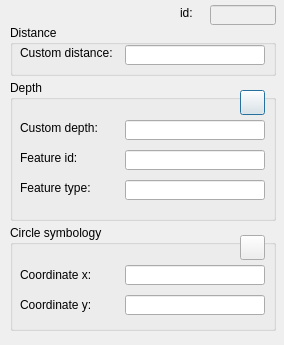
Before: the Qt Designer form ui/dimensions.ui in Giswater/giswater_qgis_plugin, drawn with Qt 5.
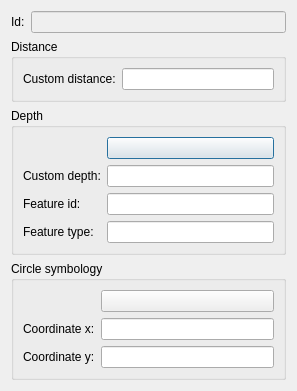
After: the same form once the commit is applied. Icons and pictures are not drawn.

Commit message: Enhancement: make dynamic dimension form

Diff of the .ui file:
```diff
--- a/ui/dimensions.ui
+++ b/ui/dimensions.ui
@@ -9,8 +9,8 @@
    <rect>
     <x>0</x>
     <y>0</y>
-    <width>284</width>
-    <height>345</height>
+    <width>297</width>
+    <height>357</height>
    </rect>
   </property>
   <property name="maximumSize">
@@ -22,249 +22,147 @@
   <property name="windowTitle">
    <string>Dimensioning</string>
   </property>
-  <widget class="QGroupBox" name="groupBox">
-   <property name="geometry">
-    <rect>
-     <x>10</x>
-     <y>80</y>
-     <width>266</width>
-     <height>141</height>
-    </rect>
-   </property>
-   <property name="title">
-    <string>Depth</string>
-   </property>
-   <widget class="QLineEdit" name="depth">
-    <property name="geometry">
-     <rect>
-      <x>115</x>
-      <y>40</y>
-      <width>140</width>
-      <height>20</height>
-     </rect>
-    </property>
-   </widget>
-   <widget class="QLineEdit" name="feature_id">
-    <property name="geometry">
-     <rect>
-      <x>115</x>
-      <y>70</y>
-      <width>140</width>
-      <height>20</height>
-     </rect>
-    </property>
-   </widget>
-   <widget class="QLineEdit" name="feature_type">
-    <property name="geometry">
-     <rect>
-      <x>115</x>
-      <y>100</y>
-      <width>140</width>
-      <height>20</height>
-     </rect>
-    </property>
-   </widget>
-   <widget class="QLabel" name="label_feature_id">
-    <property name="geometry">
-     <rect>
-      <x>10</x>
-      <y>70</y>
-      <width>81</width>
-      <height>16</height>
-     </rect>
-    </property>
-    <property name="text">
-     <string>Feature id:</string>
-    </property>
-   </widget>
-   <widget class="QLabel" name="feature_type_2">
-    <property name="geometry">
-     <rect>
-      <x>10</x>
-      <y>100</y>
-      <width>96</width>
-      <height>16</height>
-     </rect>
-    </property>
-    <property name="text">
-     <string>Feature type:</string>
-    </property>
-   </widget>
-   <widget class="QLabel" name="label_depth">
-    <property name="geometry">
-     <rect>
-      <x>10</x>
-      <y>40</y>
-      <width>101</width>
-      <height>16</height>
-     </rect>
-    </property>
-    <property name="text">
-     <string>Custom depth:</string>
-    </property>
-   </widget>
-   <widget class="QPushButton" name="btn_snapping">
-    <property name="geometry">
-     <rect>
-      <x>230</x>
-      <y>10</y>
-      <width>25</width>
-      <height>25</height>
-     </rect>
-    </property>
-    <property name="text">
-     <string/>
-    </property>
-    <property name="icon">
-     <iconset>
-      <normaloff>../../../Desktop/new_forms/icons/widgets/129.png</normaloff>../../../Desktop/new_forms/icons/widgets/129.png</iconset>
-    </property>
-   </widget>
-  </widget>
-  <widget class="QGroupBox" name="groupBox_2">
-   <property name="geometry">
-    <rect>
-     <x>10</x>
-     <y>25</y>
-     <width>266</width>
-     <height>51</height>
-    </rect>
-   </property>
-   <property name="title">
-    <string>Distance</string>
-   </property>
-   <widget class="QLineEdit" name="distance">
-    <property name="geometry">
-     <rect>
-      <x>115</x>
-      <y>20</y>
-      <width>140</width>
-      <height>20</height>
-     </rect>
-    </property>
-   </widget>
-   <widget class="QLabel" name="label_distance">
-    <property name="geometry">
-     <rect>
-      <x>10</x>
-      <y>20</y>
-      <width>101</width>
-      <height>16</height>
-     </rect>
-    </property>
-    <property name="text">
-     <string>Custom distance:</string>
-    </property>
-   </widget>
-  </widget>
-  <widget class="QGroupBox" name="groupBox_3">
-   <property name="geometry">
-    <rect>
-     <x>10</x>
-     <y>225</y>
-     <width>266</width>
-     <height>106</height>
-    </rect>
-   </property>
-   <property name="title">
-    <string>Circle symbology</string>
-   </property>
-   <widget class="QLineEdit" name="y_symbol">
-    <property name="geometry">
-     <rect>
-      <x>115</x>
-      <y>70</y>
-      <width>140</width>
-      <height>20</height>
-     </rect>
-    </property>
-    <property name="text">
-     <string/>
-    </property>
-   </widget>
-   <widget class="QLabel" name="label_y_symbol">
-    <property name="geometry">
-     <rect>
-      <x>10</x>
-      <y>70</y>
-      <width>91</width>
-      <height>20</height>
-     </rect>
-    </property>
-    <property name="text">
-     <string>Coordinate y:</string>
-    </property>
-   </widget>
-   <widget class="QLineEdit" name="x_symbol">
-    <property name="geometry">
-     <rect>
-      <x>115</x>
-      <y>40</y>
-      <width>140</width>
-      <height>20</height>
-     </rect>
-    </property>
-    <property name="text">
-     <string/>
-    </property>
-   </widget>
-   <widget class="QLabel" name="label_x_symbol">
-    <property name="geometry">
-     <rect>
-      <x>10</x>
-      <y>40</y>
-      <width>91</width>
-      <height>20</height>
-     </rect>
-    </property>
-    <property name="text">
-     <string>Coordinate x:</string>
-    </property>
-   </widget>
-   <widget class="QPushButton" name="btn_orientation">
-    <property name="geometry">
-     <rect>
-      <x>230</x>
-      <y>10</y>
-      <width>25</width>
-      <height>25</height>
-     </rect>
-    </property>
-    <property name="text">
-     <string/>
-    </property>
-    <property name="icon">
-     <iconset>
-      <normaloff>../icons/widgets/133.png</normaloff>../icons/widgets/133.png</iconset>
-    </property>
-   </widget>
-  </widget>
-  <widget class="QLineEdit" name="id">
-   <property name="enabled">
-    <bool>false</bool>
-   </property>
-   <property name="geometry">
-    <rect>
-     <x>210</x>
-     <y>5</y>
-     <width>66</width>
-     <height>20</height>
-    </rect>
-   </property>
-  </widget>
-  <widget class="QLabel" name="label_id">
-   <property name="geometry">
-    <rect>
-     <x>180</x>
-     <y>5</y>
-     <width>26</width>
-     <height>16</height>
-    </rect>
-   </property>
-   <property name="text">
-    <string>id:</string>
-   </property>
-  </widget>
+  <layout class="QGridLayout" name="gridLayout_3">
+   <item row="0" column="0">
+    <layout class="QGridLayout" name="gridLayout_2">
+     <item row="1" column="0">
+      <widget class="QGroupBox" name="groupBox_2">
+       <property name="title">
+        <string>Distance</string>
+       </property>
+       <layout class="QGridLayout" name="gridLayout_4">
+        <item row="0" column="0">
+         <widget class="QLabel" name="label_distance_2">
+          <property name="text">
+           <string>Custom distance:</string>
+          </property>
+         </widget>
+        </item>
+        <item row="0" column="1">
+         <widget class="QLineEdit" name="distance_2"/>
+        </item>
+       </layout>
+      </widget>
+     </item>
+     <item row="2" column="0">
+      <widget class="QGroupBox" name="groupBox">
+       <property name="title">
+        <string>Depth</string>
+       </property>
+       <layout class="QGridLayout" name="gridLayout_5">
+        <item row="0" column="1">
+         <widget class="QPushButton" name="btn_snapping_3">
+          <property name="text">
+           <string/>
+          </property>
+          <property name="icon">
+           <iconset>
+            <normaloff>../../../Desktop/new_forms/icons/widgets/129.png</normaloff>../../../Desktop/new_forms/icons/widgets/129.png</iconset>
+          </property>
+         </widget>
+        </item>
+        <item row="1" column="0">
+         <widget class="QLabel" name="label_depth_3">
+          <property name="text">
+           <string>Custom depth:</string>
+          </property>
+         </widget>
+        </item>
+        <item row="1" column="1">
+         <widget class="QLineEdit" name="depth_3"/>
+        </item>
+        <item row="2" column="0">
+         <widget class="QLabel" name="label_feature_id_3">
+          <property name="text">
+           <string>Feature id:</string>
+          </property>
+         </widget>
+        </item>
+        <item row="2" column="1">
+         <widget class="QLineEdit" name="feature_id_3"/>
+        </item>
+        <item row="3" column="0">
+         <widget class="QLabel" name="feature_type_6">
+          <property name="text">
+           <string>Feature type:</string>
+          </property>
+         </widget>
+        </item>
+        <item row="3" column="1">
+         <widget class="QLineEdit" name="feature_type_5"/>
+        </item>
+       </layout>
+      </widget>
+     </item>
+     <item row="3" column="0">
+      <widget class="QGroupBox" name="groupBox_3">
+       <property name="title">
+        <string>Circle symbology</string>
+       </property>
+       <layout class="QGridLayout" name="gridLayout_6">
+        <item row="0" column="1">
+         <widget class="QPushButton" name="btn_orientation_2">
+          <property name="text">
+           <string/>
+          </property>
+          <property name="icon">
+           <iconset>
+            <normaloff>../icons/widgets/133.png</normaloff>../icons/widgets/133.png</iconset>
+          </property>
+         </widget>
+        </item>
+        <item row="1" column="0">
+         <widget class="QLabel" name="label_x_symbol_2">
+          <property name="text">
+           <string>Coordinate x:</string>
+          </property>
+         </widget>
+        </item>
+        <item row="1" column="1">
+         <widget class="QLineEdit" name="x_symbol_2">
+          <property name="text">
+           <string/>
+          </property>
+         </widget>
+        </item>
+        <item row="2" column="0">
+         <widget class="QLabel" name="label_y_symbol_2">
+          <property name="text">
+           <string>Coordinate y:</string>
+          </property>
+         </widget>
+        </item>
+        <item row="2" column="1">
+         <widget class="QLineEdit" name="y_symbol_2">
+          <property name="text">
+           <string/>
+          </property>
+         </widget>
+        </item>
+       </layout>
+      </widget>
+     </item>
+     <item row="0" column="0">
+      <layout class="QGridLayout" name="gridLayout_7">
+       <item row="0" column="0">
+        <widget class="QLabel" name="label_id">
+         <property name="text">
+          <string>Id:</string>
+         </property>
+        </widget>
+       </item>
+       <item row="0" column="1">
+        <widget class="QLineEdit" name="id">
+         <property name="enabled">
+          <bool>false</bool>
+         </property>
+        </widget>
+       </item>
+      </layout>
+     </item>
+    </layout>
+   </item>
+  </layout>
  </widget>
  <tabstops>
   <tabstop>id</tabstop>
```
Left out of the diff: 11 changed lines with no effect on the pictures.
